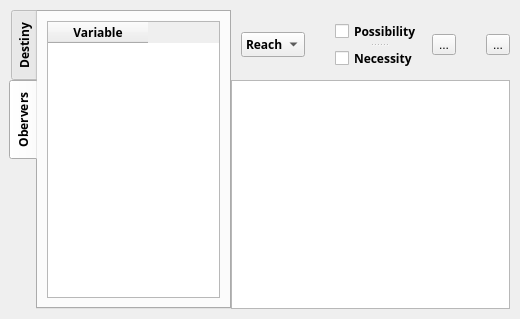
Franck-Delaplace/BooN, file BooNGui/controllability.ui: the form before one commit.
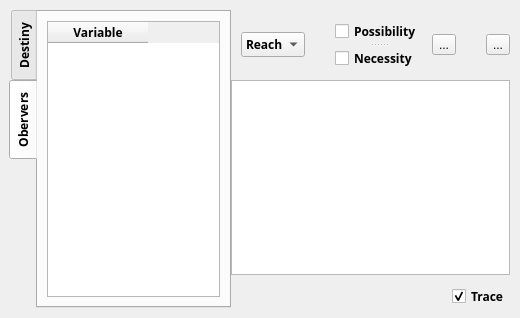
The form after the commit. Icons and pictures are not drawn.

What changed in the file:
```diff
--- a/BooNGui/controllability.ui
+++ b/BooNGui/controllability.ui
@@ -7,7 +7,7 @@
     <x>0</x>
     <y>0</y>
     <width>520</width>
-    <height>319</height>
+    <height>318</height>
    </rect>
   </property>
   <property name="sizePolicy">
@@ -363,6 +363,47 @@
         </property>
        </widget>
       </item>
+      <item>
+       <layout class="QHBoxLayout" name="horizontalLayout_3">
+        <property name="topMargin">
+         <number>0</number>
+        </property>
+        <property name="rightMargin">
+         <number>0</number>
+        </property>
+        <item>
+         <spacer name="horizontalSpacer_4">
+          <property name="orientation">
+           <enum>Qt::Horizontal</enum>
+          </property>
+          <property name="sizeHint" stdset="0">
+           <size>
+            <width>40</width>
+            <height>20</height>
+           </size>
+          </property>
+         </spacer>
+        </item>
+        <item>
+         <widget class="QCheckBox" name="Trace">
+          <property name="font">
+           <font>
+            <family>Segoe UI Semibold</family>
+            <pointsize>9</pointsize>
+            <weight>75</weight>
+            <bold>true</bold>
+           </font>
+          </property>
+          <property name="text">
+           <string>Trace</string>
+          </property>
+          <property name="checked">
+           <bool>true</bool>
+          </property>
+         </widget>
+        </item>
+       </layout>
+      </item>
      </layout>
     </item>
    </layout>
```
